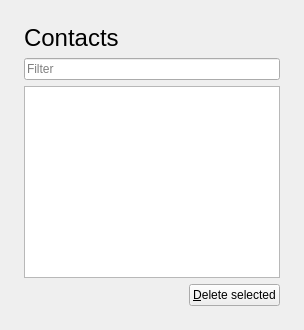
Old version of the form src/app/ui/table_page.ui in the repository CameronBrooks11/pyside6-gui-template.
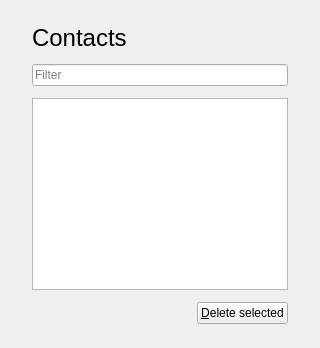
New version of the form.

```diff
--- a/src/app/ui/table_page.ui
+++ b/src/app/ui/table_page.ui
@@ -3,14 +3,17 @@
  <class>TablePage</class>
  <widget class="QWidget" name="TablePage">
   <layout class="QVBoxLayout" name="page_layout">
+   <property name="spacing">
+    <number>12</number>
+   </property>
    <property name="leftMargin">
-    <number>24</number>
+    <number>32</number>
    </property>
    <property name="topMargin">
     <number>24</number>
    </property>
    <property name="rightMargin">
-    <number>24</number>
+    <number>32</number>
    </property>
    <property name="bottomMargin">
     <number>24</number>
@@ -48,9 +51,18 @@
      <property name="selectionBehavior">
       <enum>QAbstractItemView::SelectionBehavior::SelectRows</enum>
      </property>
+     <property name="showGrid">
+      <bool>false</bool>
+     </property>
      <property name="sortingEnabled">
       <bool>true</bool>
      </property>
+     <attribute name="horizontalHeaderHighlightSections">
+      <bool>false</bool>
+     </attribute>
+     <attribute name="verticalHeaderDefaultSectionSize">
+      <number>34</number>
+     </attribute>
      <attribute name="horizontalHeaderStretchLastSection">
       <bool>true</bool>
      </attribute>
```
